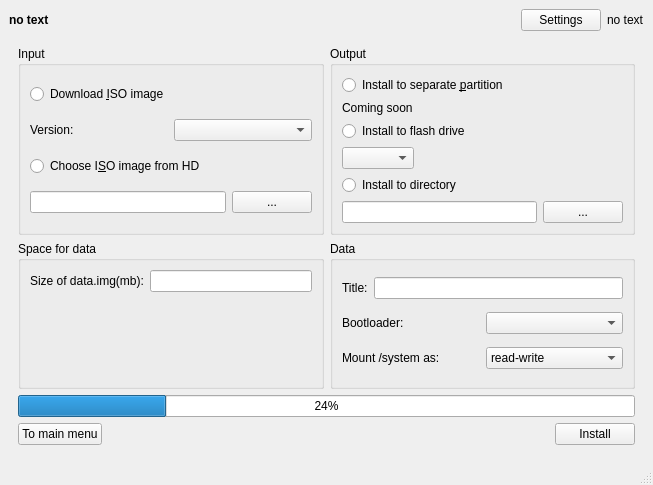
Above: window.ui from YourDroid/YourDroid before the change. Below: the same form after it.
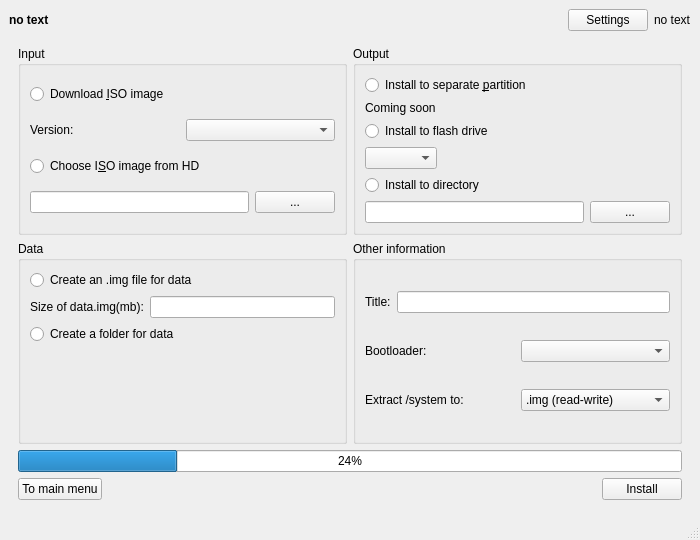
That is the form after the change. Icons and pictures are not drawn.

Commit message: /data as a folder

Diff of the .ui file:
```diff
--- a/window.ui
+++ b/window.ui
@@ -6,20 +6,14 @@
    <rect>
     <x>0</x>
     <y>0</y>
-    <width>653</width>
-    <height>485</height>
+    <width>700</width>
+    <height>540</height>
    </rect>
   </property>
   <property name="minimumSize">
    <size>
-    <width>653</width>
-    <height>485</height>
-   </size>
-  </property>
-  <property name="maximumSize">
-   <size>
-    <width>653</width>
-    <height>485</height>
+    <width>700</width>
+    <height>540</height>
    </size>
   </property>
   <property name="windowTitle">
@@ -352,9 +346,16 @@
           <item row="2" column="0">
            <widget class="QGroupBox" name="groupBox">
             <property name="title">
-             <string>Space for data</string>
+             <string>Data </string>
             </property>
             <layout class="QVBoxLayout" name="verticalLayout_2">
+             <item>
+              <widget class="QRadioButton" name="radioDataToImg">
+               <property name="text">
+                <string>Create an .img file for data</string>
+               </property>
+              </widget>
+             </item>
              <item>
               <layout class="QHBoxLayout" name="horizontalLayout_17">
                <item>
@@ -369,6 +370,13 @@
                </item>
               </layout>
              </item>
+             <item>
+              <widget class="QRadioButton" name="radioDataToFolder">
+               <property name="text">
+                <string>Create a folder for data</string>
+               </property>
+              </widget>
+             </item>
              <item>
               <spacer name="verticalSpacer_4">
                <property name="orientation">
@@ -388,7 +396,7 @@
           <item row="2" column="1">
            <widget class="QGroupBox" name="groupBox_2">
             <property name="title">
-             <string>Data</string>
+             <string>Other information</string>
             </property>
             <layout class="QVBoxLayout" name="verticalLayout_3">
              <item>
@@ -424,7 +432,7 @@
                <item>
                 <widget class="QLabel" name="labelSysMountAs">
                  <property name="text">
-                  <string>Mount /system as:</string>
+                  <string>Extract /system to:</string>
                  </property>
                 </widget>
                </item>
@@ -432,7 +440,7 @@
                 <widget class="QComboBox" name="comboSysMountAs">
                  <item>
                   <property name="text">
-                   <string>read-write</string>
+                   <string>.img (read-write)</string>
                   </property>
                  </item>
                  <item>
```
Left out of the diff: 20 changed lines with no effect on the pictures. The commit also changes 11 other files.
